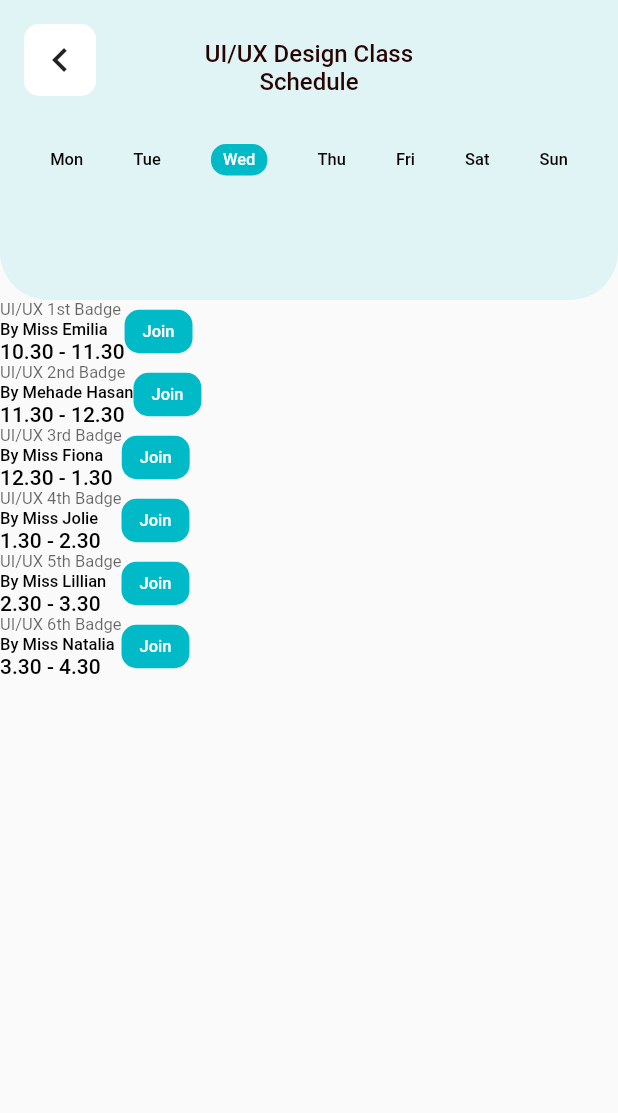
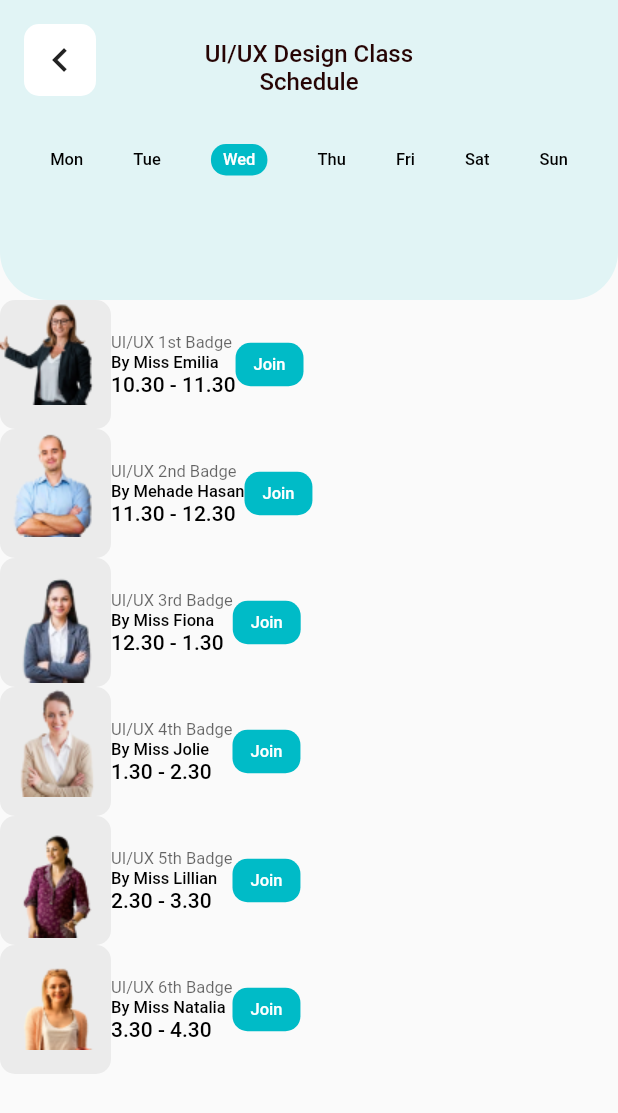
Before and after one commit to romofel/flutter-ui_practice-online_school, a Flutter app: the ScheduleScreen screen opened directly, on a phone screen of 412 x 824 dp. Shown: the top 1113 px of the screen. Run offline on Flutter 3.47's test engine with Material 2 defaults, Android fonts, the phone set to English and light mode, and no system bars; our stand-ins replace google_fonts.

Commit message:
Scaffold the avatar

```diff
--- a/lib/screens/schedule_screen.dart
+++ b/lib/screens/schedule_screen.dart
@@ -25,7 +25,22 @@ class ScheduleScreen extends StatelessWidget {
             teachers.getRange(3, teachers.length).map<Row>((Teacher teacher) {
           return Row(
             children: [
-              // Stack(),
+              Stack(
+                children: [
+                  Container(
+                    width: 74,
+                    height: 86,
+                    decoration: BoxDecoration(
+                      color: const Color(0xffEBEBEB),
+                      borderRadius: BorderRadius.circular(10),
+                    ),
+                  ),
+                  Image(
+                    image: AssetImage(teacher.image),
+                    fit: BoxFit.cover,
+                  ),
+                ],
+              ),
               Column(
                 crossAxisAlignment: CrossAxisAlignment.start,
                 children: [
```
